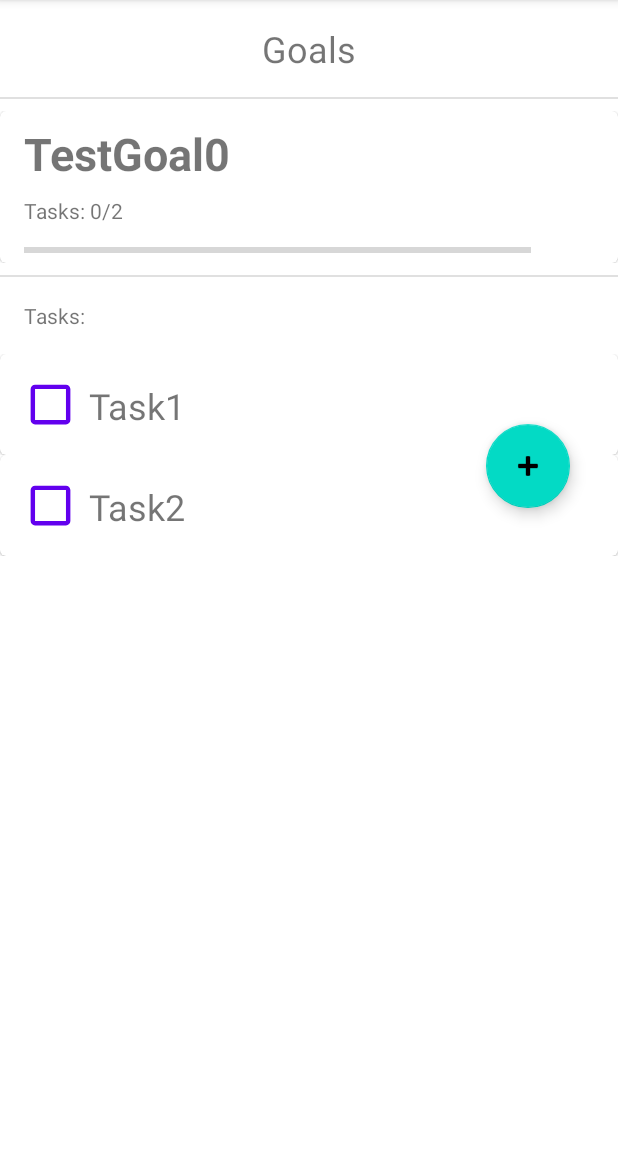
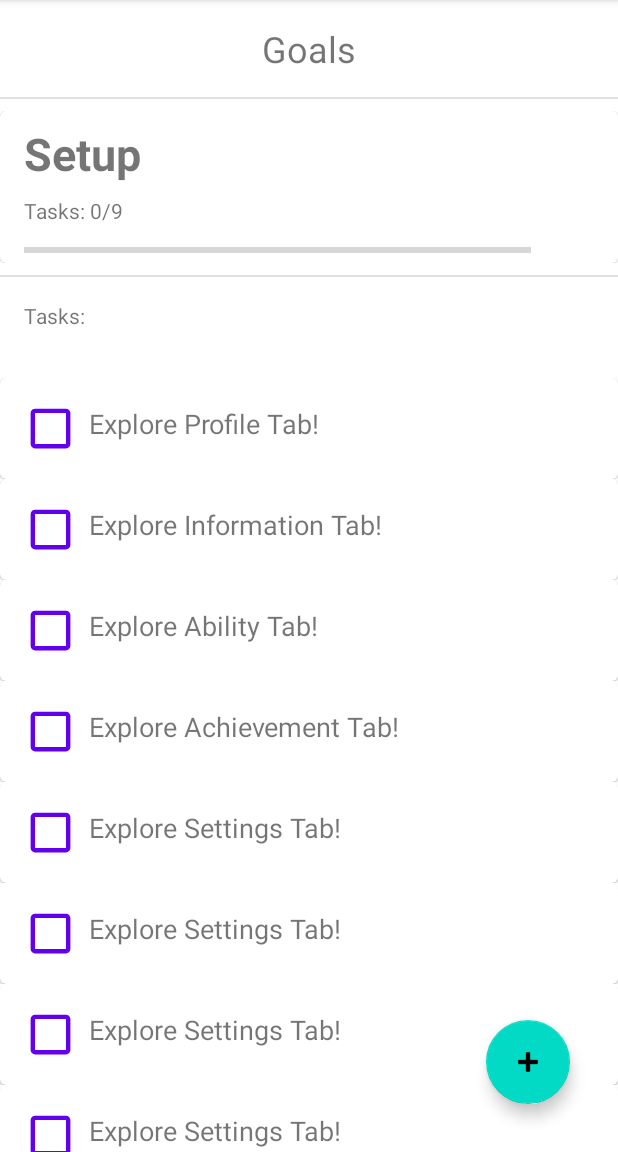
Before and after one commit to NaserSalameh/IP-Imposterless-App, an Android app: the fragment GoalsFragment shown on its own in the app's theme, on a phone screen of 412 x 824 dp, the part 84-1236 px from its top. Run offline under Robolectric (Android 15) with nearby library versions, the phone set to English and light mode, and no system bars; 1 statement that could not run was skipped.

Commit message:
Sprint 4: Goals Tab Last Changes: - DB Implementation for Goal - Added ScrollView for Better RecyclerView Scrolling Sprint progress: - Created Goals Tab and UI - Created models for Goals and Tasks - Created View Functionality for UI - Created Popups for Goals and Task UI - Created Add Goals and Tasks Functionality Sprint TO DO: - Create Goal Reflection when all tasks complete (Add button to do so).

```diff
--- a/app/src/main/java/com/nasersalameh/imposterphenomenoninterventionapp/activities/main/goals/GoalsFragment.java
+++ b/app/src/main/java/com/nasersalameh/imposterphenomenoninterventionapp/activities/main/goals/GoalsFragment.java
@@ -13,22 +13,20 @@ import android.view.ViewGroup;
 import android.widget.Button;
 import android.widget.EditText;
 import android.widget.PopupWindow;
-
 import androidx.annotation.NonNull;
 import androidx.annotation.RequiresApi;
 import androidx.fragment.app.Fragment;
 import androidx.lifecycle.ViewModelProvider;
 import androidx.recyclerview.widget.LinearLayoutManager;
 import androidx.recyclerview.widget.RecyclerView;
-
 import com.google.android.material.floatingactionbutton.FloatingActionButton;
 import com.nasersalameh.imposterphenomenoninterventionapp.R;
-import com.nasersalameh.imposterphenomenoninterventionapp.models.Ability;
-import com.nasersalameh.imposterphenomenoninterventionapp.models.Achievement;
-import com.nasersalameh.imposterphenomenoninterventionapp.models.AchievementType;
+import com.nasersalameh.imposterphenomenoninterventionapp.database.AbilityData;
+import com.nasersalameh.imposterphenomenoninterventionapp.database.DatabaseHelper;
+import com.nasersalameh.imposterphenomenoninterventionapp.database.GoalData;
+import com.nasersalameh.imposterphenomenoninterventionapp.helpers.DateConverter;
 import com.nasersalameh.imposterphenomenoninterventionapp.models.Goal;
 import com.nasersalameh.imposterphenomenoninterventionapp.models.Task;
-
 import java.util.ArrayList;
 
 public class GoalsFragment extends Fragment {
@@ -53,9 +51,6 @@ public class GoalsFragment extends Fragment {
 
         this.root = root;
 
-        //Load list only once per view (for now)!
-        goalsList = loadGoalsFromDatabase();
-
         setUpRecyclerView();
 
         setUpFloatingButton();
@@ -66,46 +61,79 @@ public class GoalsFragment extends Fragment {
 
     private ArrayList<Goal> loadGoalsFromDatabase() {
         //get Achievement from Usage Database
-//        DatabaseHelper databaseHelper = new DatabaseHelper(mainActivity);
-//        AchievementsTypeData achievementsTypeData = new AchievementsTypeData(databaseHelper);
+        DatabaseHelper databaseHelper = new DatabaseHelper(mainActivity);
+        AbilityData abilityData = new AbilityData(databaseHelper);
+        GoalData goalData = new GoalData(databaseHelper, abilityData.getAbilitiesList());
+
+        ArrayList<Goal> goalsListFromDB = goalData.getGoalsList();
+        if(goalsListFromDB.isEmpty()){
+            goalsListFromDB.add(createSetupGoal());
+        }
+
+        return goalsListFromDB;
 
 //        ArrayList<AchievementType> achievementTypes = achievementsTypeData.getAchievementsTypeList();
+//        AchievementData achievementData = new AchievementData(databaseHelper,achievementTypes);
+//        ArrayList<Goal> testGoals = new ArrayList<>();
+//        //Add Test Data
+//        for(int i=0;i<7;i++) {
+//            Goal testGoal = new Goal("TestGoal"+i,"TEST", "Short",System.currentTimeMillis());
+//
+//            Task testTask1 = new Task("Task1", testGoal);
+//            Task testTask2 = new Task("Task2", testGoal);
+//
+//            testGoal.addTask(testTask1);
+//            testGoal.addTask(testTask2);
+//
+//            Ability testAbility1 = new Ability("Ability1","TEST",100);
+//            Ability testAbility2 = new Ability("Ability2","TEST", 100);
+//
+//            testGoal.addAbility(testAbility1);
+//            testGoal.addAbility(testAbility2);
+//
+//            AchievementType achievementType = new AchievementType("Ach. Type",200);
+//            Achievement testAchievement1 = new Achievement("Achievement1", "Test", achievementType,System.currentTimeMillis());
+//            Achievement testAchievement2 = new Achievement("Achievement2", "Test", achievementType,System.currentTimeMillis());
+//
+//            testGoal.addAchievement(testAchievement1);
+//            testGoal.addAchievement(testAchievement2);
+//
+//            testGoals.add(testGoal);
+//        }
+//        return testGoals;
+    }
 
-//        AchievementData achievementData = new AchievementData(databaseHelper,achievementTypes);
+    private Goal createSetupGoal() {
+        //Get all Goal Data
+        String goalName = "Setup";
+        String goalType = "Medium";
+        String goalDetails = "Explore the application!";
 
-        ArrayList<Goal> testGoals = new ArrayList<>();
-        //Add Test Data
-        for(int i=0;i<7;i++) {
-            Goal testGoal = new Goal("TestGoal"+i,"TEST", "Short",System.currentTimeMillis());
+        //only get the date
+        Long goalDate = System.currentTimeMillis();
 
-            Task testTask1 = new Task("Task1", testGoal);
-            Task testTask2 = new Task("Task2", testGoal);
+        Goal newGoal = new Goal(goalName, goalType, goalDetails, goalDate);
 
-            testGoal.addTask(testTask1);
-            testGoal.addTask(testTask2);
+        ArrayList<Task> setupTasks = new ArrayList<>();
+        setupTasks.add(new Task("Explore Profile Tab!", newGoal));
+        setupTasks.add(new Task("Explore Information Tab!", newGoal));
+        setupTasks.add(new Task("Explore Ability Tab!", newGoal));
+        setupTasks.add(new Task("Explore Achievement Tab!", newGoal));
+        setupTasks.add(new Task("Explore Settings Tab!", newGoal));
+        setupTasks.add(new Task("Explore Settings Tab!", newGoal));
+        setupTasks.add(new Task("Explore Settings Tab!", newGoal));
+        setupTasks.add(new Task("Explore Settings Tab!", newGoal));
+        setupTasks.add(new Task("Explore Settings Tab!", newGoal));
 
-            Ability testAbility1 = new Ability("Ability1","TEST",100);
-            Ability testAbility2 = new Ability("Ability2","TEST", 100);
 
-            testGoal.addAbility(testAbility1);
-            testGoal.addAbility(testAbility2);
-
-            AchievementType achievementType = new AchievementType("Ach. Type",200);
-            Achievement testAchievement1 = new Achievement("Achievement1", "Test", achievementType,System.currentTimeMillis());
-            Achievement testAchievement2 = new Achievement("Achievement2", "Test", achievementType,System.currentTimeMillis());
-
-            testGoal.addAchievement(testAchievement1);
-            testGoal.addAchievement(testAchievement2);
-
-            testGoals.add(testGoal);
-        }
-
-        return testGoals;
+        newGoal.setTasks(setupTasks);
+        return newGoal;
     }
 
     @RequiresApi(api = Build.VERSION_CODES.N)
     private void setUpRecyclerView(){
         //Get (updated) Goals List
+        goalsList = loadGoalsFromDatabase();
 
         //Set up Tasks Recycler View
         RecyclerView tasksRecyclerView = root.findViewById(R.id.tasksRecyclerView);
@@ -121,7 +149,6 @@ public class GoalsFragment extends Fragment {
     }
 
     private void setUpFloatingButton() {
-
         //Choice can be "Task" or "Goal"
         final Object choice = "";
 
--- a/app/src/main/java/com/nasersalameh/imposterphenomenoninterventionapp/activities/main/goals/TasksCardsAdapter.java
+++ b/app/src/main/java/com/nasersalameh/imposterphenomenoninterventionapp/activities/main/goals/TasksCardsAdapter.java
@@ -94,14 +94,11 @@ public class TasksCardsAdapter extends RecyclerView.Adapter<TasksCardsAdapter.Vi
         });
 
         TasksCardsAdapter thisAdapter = this;
-        viewHolder.cardView.setOnLongClickListener(new View.OnLongClickListener() {
-            @Override
-            public boolean onLongClick(View v) {
-                System.out.println("Long Pressed Task  " + currentTask.getName());
-                TaskCardPopup taskCardPopup = new TaskCardPopup(context, mainActivity,tasksRecyclerView, thisAdapter, index,currentTask, currentTask.getParentGoal());
-                taskCardPopup.createPopUpWindow(viewHolder);
-                return false;
-            }
+        viewHolder.cardView.setOnLongClickListener(v -> {
+            System.out.println("Long Pressed Task  " + currentTask.getName());
+            TaskCardPopup taskCardPopup = new TaskCardPopup(context, mainActivity,tasksRecyclerView, thisAdapter, index,currentTask, currentTask.getParentGoal());
+            taskCardPopup.createPopUpWindow(viewHolder);
+            return false;
         });
 
     }
--- a/app/src/main/java/com/nasersalameh/imposterphenomenoninterventionapp/database/DatabaseHelper.java
+++ b/app/src/main/java/com/nasersalameh/imposterphenomenoninterventionapp/database/DatabaseHelper.java
@@ -33,7 +33,7 @@ public class DatabaseHelper extends SQLiteOpenHelper {
     private AchievementsTypeData achievementsTypeData;
     private AchievementData achievementData;
     private AbilityData abilityData;
-
+    private GoalData goalData;
 
     public DatabaseHelper(@Nullable Context context) {
         super(context, DB_NAME, null, 1);
@@ -87,6 +87,11 @@ public class DatabaseHelper extends SQLiteOpenHelper {
         ArrayList<Ability> abilities = installAbilityData.getAbilitiesList();
         for(Ability ability : abilities)
             abilityData.insertNewAbility(ability);
+
+        //After migrating Abilities, initialise GoalsData
+        goalData = new GoalData(this,abilities);
+        goalData.setDB(db);
+        goalData.createGoalTable();
     }
 
     private void copyAchievementsTypeFromInstallDatabase(InstallDatabaseHelper installDatabaseHelper) {
--- /dev/null
+++ b/app/src/main/java/com/nasersalameh/imposterphenomenoninterventionapp/database/GoalData.java
@@ -0,0 +1,156 @@
+package com.nasersalameh.imposterphenomenoninterventionapp.database;
+
+import android.content.ContentValues;
+import android.database.Cursor;
+import android.database.sqlite.SQLiteDatabase;
+import android.database.sqlite.SQLiteOpenHelper;
+
+import com.nasersalameh.imposterphenomenoninterventionapp.models.Ability;
+import com.nasersalameh.imposterphenomenoninterventionapp.models.Goal;
+import com.nasersalameh.imposterphenomenoninterventionapp.models.Task;
+
+import java.util.ArrayList;
+
+public class GoalData {
+    private SQLiteDatabase db;
+    private SQLiteOpenHelper dbHelper;
+    private final ArrayList<Ability> abilitiesList;
+
+    public static final String GOAL_TABLE = "GOAL_TABLE";
+
+    private ArrayList<Goal> goalsList;
+
+    public GoalData(SQLiteOpenHelper dbHelper, ArrayList<Ability> abilitiesList){
+        this.dbHelper = dbHelper;
+
+        this.abilitiesList = abilitiesList;
+    }
+
+    public void createGoalTable() {
+
+        String createTableStatement = "CREATE TABLE " + GOAL_TABLE +
+                " (ID INTEGER PRIMARY KEY AUTOINCREMENT," +
+                " GOAL_NAME TEXT," +
+                " GOAL_DETAILS TEXT," +
+                " GOAL_TYPE TEXT," +
+                " GOAL_DATE INTEGER," +
+                " COMPLETE_TASKS TEXT," +
+                " INCOMPLETE_TASKS TEXT," +
+                " ABILITIES TEXT)";
+
+        db.execSQL(createTableStatement);
+    }
+
+    //Insert New GOAL
+    public boolean insertNewGoal(Goal goal){
+        try {
+            db = dbHelper.getWritableDatabase();
+            ContentValues cv = new ContentValues();
+
+            //Add Achievement Name, Type, and date
+            cv.put("GOAL_NAME", goal.getName());
+            cv.put("GOAL_DETAILS", goal.getDetails());
+            cv.put("GOAL_TYPE", goal.getType());
+            cv.put("GOAL_DATE", goal.getUnixDate());
+
+            String completeTasks = "";
+            String incompleteTasks = "";
+
+            for(Task task : goal.getTasks())
+                if(task.isCompleted())
+                    completeTasks += task.getName() + ",";
+                else
+                    incompleteTasks+=task.getName() + ",";
+
+            //Remove last comma
+            completeTasks.replaceFirst(".$","");
+            incompleteTasks.replaceFirst(".$","");
+
+            cv.put("COMPLETE_TASKS", completeTasks);
+            cv.put("INCOMPLETE_TASKS", incompleteTasks);
+
+            //Add Abilities
+            String abilities = "";
+            for(Ability ability : goal.getAbilities())
+                abilities+= ability.getName() + ",";
+
+            abilities.replaceFirst(".$","");
+            cv.put("ABILITIES", completeTasks);
+
+            long insertResult = db.insert(GOAL_TABLE,null,cv);
+
+            if(insertResult == -1)
+                return false;
+            else
+                return true;
+        }
+        catch (Exception e){
+            System.err.println(e.getMessage());
+            e.printStackTrace();
+        }
+
+        return false;
+    }
+
+    //get all Goals
+    private void createGoalList(){
+        db  = dbHelper.getReadableDatabase();
+
+        String selectQuery = "SELECT * FROM " + GOAL_TABLE;
+
+        Cursor cursor = db.rawQuery(selectQuery,null);
+
+        //Read All Goals
+        ArrayList<Goal> goalsList = new ArrayList<Goal>();
+        try {
+            if(cursor.moveToFirst())
+                do{
+                    Goal goal = new Goal(cursor.getString(1),cursor.getString(2), cursor.getString(3),cursor.getLong(4));
+
+                    //Add all complete Tasks
+                    String completeTasks = cursor.getString(5);
+                    for(String completeTask : completeTasks.split(",")){
+                        Task newCompleteTask = new Task(completeTask,goal,true);
+                        goal.addTask(newCompleteTask);
+                    }
+
+                    //Add all incomplete Tasks
+                    String incompleteTasks = cursor.getString(6);
+                    for(String completeTask : incompleteTasks.split(",")){
+                        Task newCompleteTask = new Task(completeTask,goal,false);
+                        goal.addTask(newCompleteTask);
+                    }
+
+                    //Add all abilities
+                    String abilities = cursor.getString(7);
+
+                    //Find ability object
+                    for(String abilityString : abilities.split(","))
+                        for(Ability ability: abilitiesList)
+                            if(ability.getName().equals(abilityString))
+                                goal.addAbility(ability);
+
+
+                    goalsList.add(goal);
+                }
+                while (cursor.moveToNext());
+
+        }
+        catch (Exception e){
+            System.err.println(e.getMessage());
+            e.printStackTrace();
+        }
+        this.goalsList = goalsList;
+    }
+
+
+    public ArrayList<Goal> getGoalsList() {
+        //Create achievement List updated as necessary
+        createGoalList();
+        return goalsList;
+    }
+
+    public void setDB(SQLiteDatabase db) {
+        this.db = db;
+    }
+}
--- a/app/src/main/java/com/nasersalameh/imposterphenomenoninterventionapp/models/Ability.java
+++ b/app/src/main/java/com/nasersalameh/imposterphenomenoninterventionapp/models/Ability.java
@@ -21,6 +21,11 @@ public class Ability {
         this.name = name;
         this.details = details;
         this.experience = experience;
+    }
+
+    //Only to create temp abilities for goals writing
+    public Ability(String name) {
+        this.name = name;
     }
 
     public String getName() {
--- a/app/src/main/res/layout/fragment_goals.xml
+++ b/app/src/main/res/layout/fragment_goals.xml
@@ -4,7 +4,7 @@
     xmlns:tools="http://schemas.android.com/tools"
     android:id="@+id/goalsConstraintLayout"
     android:layout_width="match_parent"
-    android:layout_height="wrap_content">
+    android:layout_height="match_parent">
 
     <com.google.android.material.floatingactionbutton.FloatingActionButton
         android:id="@+id/goalsFloatingActionButton"
@@ -33,14 +33,12 @@
     <androidx.recyclerview.widget.RecyclerView
         android:id="@+id/goalsRecyclerView"
         android:layout_width="match_parent"
-        android:layout_height="match_parent"
+        android:layout_height="wrap_content"
         android:layout_marginTop="8dp"
-        app:layout_constraintBottom_toBottomOf="@+id/divider14"
         app:layout_constraintEnd_toEndOf="@id/divider14"
         app:layout_constraintHorizontal_bias="0.0"
         app:layout_constraintStart_toStartOf="parent"
-        app:layout_constraintTop_toBottomOf="@+id/divider12"
-        app:layout_constraintVertical_bias="0.0" />
+        app:layout_constraintTop_toBottomOf="@+id/divider12" />
 
     <View
         android:id="@+id/divider12"
@@ -48,8 +46,8 @@
         android:layout_height="1dp"
         android:layout_marginTop="16dp"
         android:background="?android:attr/listDivider"
-        app:layout_constraintTop_toBottomOf="@+id/textView25"
-        tools:layout_editor_absoluteX="0dp" />
+        app:layout_constraintStart_toStartOf="parent"
+        app:layout_constraintTop_toBottomOf="@+id/textView25" />
 
     <View
         android:id="@+id/divider14"
@@ -70,15 +68,29 @@
         app:layout_constraintStart_toStartOf="parent"
         app:layout_constraintTop_toBottomOf="@+id/divider14" />
 
-    <androidx.recyclerview.widget.RecyclerView
-        android:id="@+id/tasksRecyclerView"
+    <ScrollView
         android:layout_width="match_parent"
         android:layout_height="wrap_content"
         android:layout_marginTop="16dp"
-        app:layout_constraintBottom_toBottomOf="parent"
-        app:layout_constraintEnd_toEndOf="parent"
+        android:paddingBottom="100dp"
+        android:scrollbars="vertical"
         app:layout_constraintStart_toStartOf="parent"
-        app:layout_constraintTop_toBottomOf="@+id/textView24" />
+        app:layout_constraintTop_toBottomOf="@+id/textView24">
+
+        <LinearLayout
+            android:layout_width="match_parent"
+            android:layout_height="wrap_content"
+            android:orientation="vertical">
+
+            <androidx.recyclerview.widget.RecyclerView
+                android:id="@+id/tasksRecyclerView"
+                android:layout_width="match_parent"
+                android:layout_height="wrap_content"
+                android:layout_marginTop="16dp"
+                android:nestedScrollingEnabled="true"
+                android:scrollbars="vertical" />
+        </LinearLayout>
+    </ScrollView>
 
 
 </androidx.constraintlayout.widget.ConstraintLayout>
--- a/app/src/main/res/layout/fragment_goals_task_card.xml
+++ b/app/src/main/res/layout/fragment_goals_task_card.xml
@@ -32,13 +32,13 @@
 
             <TextView
                 android:id="@+id/taskCardTaskTextView"
-                android:layout_width="127dp"
-                android:layout_height="32dp"
+                android:layout_width="wrap_content"
+                android:layout_height="wrap_content"
                 android:layout_marginStart="8dp"
                 android:layout_marginTop="18dp"
                 android:layout_marginBottom="16dp"
                 android:text="TextView"
-                android:textSize="24sp"
+                android:textSize="18sp"
                 app:layout_constraintBottom_toBottomOf="parent"
                 app:layout_constraintStart_toEndOf="@+id/taskCardButton"
                 app:layout_constraintTop_toTopOf="parent"
```
Also changed, not shown: app/src/main/java/com/nasersalameh/imposterphenomenoninterventionapp/activities/main/goals/GoalAddActivity.java (+34 -1 lines), app/src/main/res/layout/fragment_abilities.xml (+20 -7 lines), app/src/main/res/layout/fragment_achievements.xml (+20 -7 lines).
